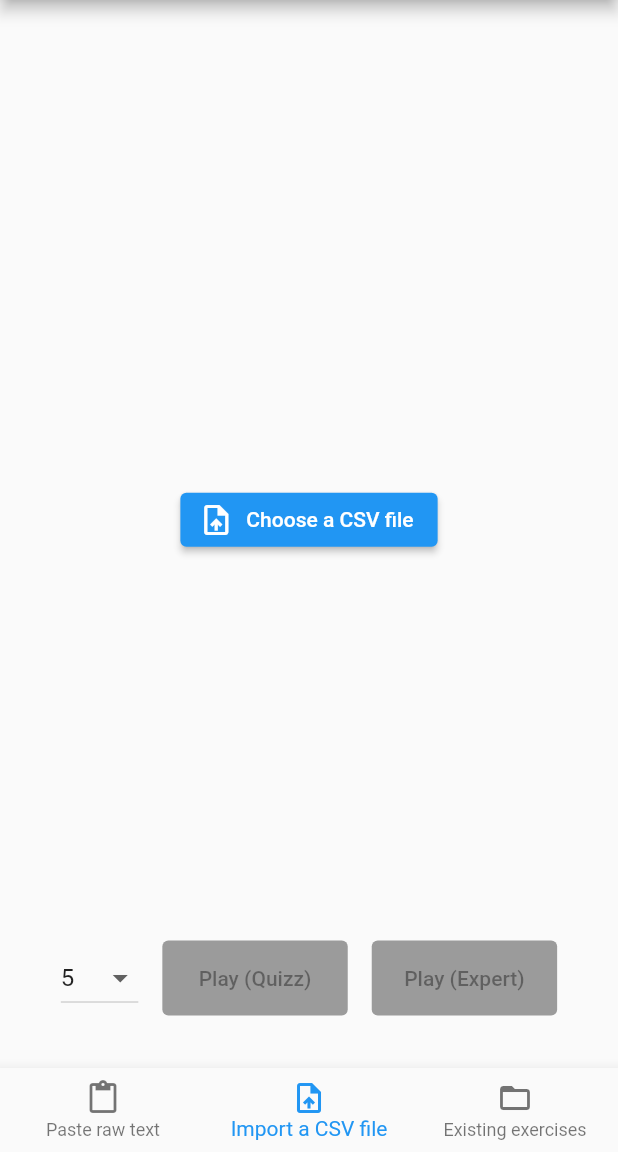
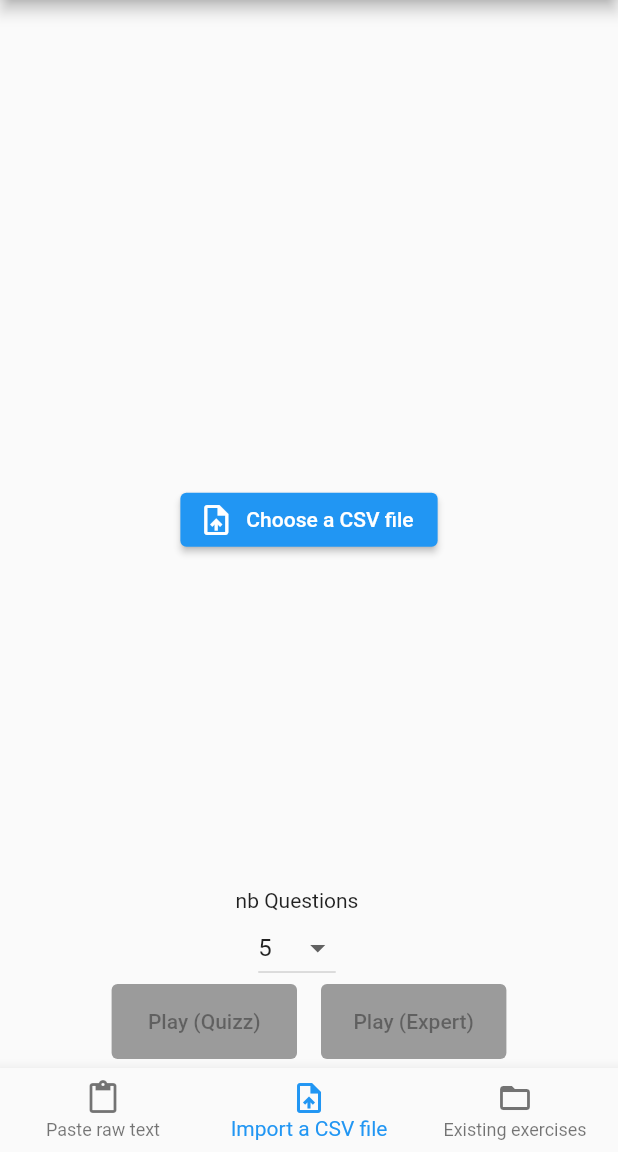
Before and after one commit to redouane59/xgenerator_flutter, a Flutter app: the screen it shows after launch, item 2 of the bottom bar chosen, on a phone screen of 412 x 824 dp, the part 84-1236 px from its top. Run offline on Flutter 3.47's test engine with Material 2 defaults, Android fonts, the phone set to English and light mode, and no system bars; our stand-ins replace file_picker; network calls fail.

Commit message:
appli OK

```diff
--- a/lib/FileInputComponent.dart
+++ b/lib/FileInputComponent.dart
@@ -5,7 +5,7 @@ import 'dart:typed_data';
 import 'package:file_picker/file_picker.dart';
 import 'package:flutter/foundation.dart' show kIsWeb;
 import 'package:flutter/material.dart';
-import 'package:namer_app/PlayButtons.dart';
+import 'package:namer_app/config/ConfigComponent.dart';
 
 class FileInputComponent extends StatefulWidget {
   @override
@@ -85,8 +85,11 @@ class _FileInputComponentState extends State<FileInputComponent> {
           Align(
             alignment: Alignment.bottomCenter,
             child: Container(
-              height: 100.0,
-              child: PlayButtons(csvContent: csvContent),
+              height: 110.0,
+              child: ConfigComponent(
+                csvContent: csvContent,
+                allTypes: new Set(),
+              ),
             ),
           ),
         ],
--- a/lib/PlayButtons.dart
+++ b/lib/config/ConfigComponent.dart
@@ -5,21 +5,78 @@ import 'package:flutter/material.dart';
 import 'package:http/http.dart' as http;
 import 'package:namer_app/utils.dart';
 
+import '../question/QuestionComponent.dart';
+import 'ConfigDropLists.dart';
 import 'PlayButton.dart';
-import 'QuestionComponent.dart';
 
-class PlayButtons extends StatefulWidget {
+class ConfigComponent extends StatefulWidget {
   final String csvContent;
+  final Set<String> allTypes;
 
-  PlayButtons({required this.csvContent});
+  ConfigComponent({required this.csvContent, required this.allTypes});
 
   @override
-  _PlayButtonsState createState() => _PlayButtonsState();
+  _ConfigComponentState createState() => _ConfigComponentState();
 }
 
-class _PlayButtonsState extends State<PlayButtons> {
+class _ConfigComponentState extends State<ConfigComponent> {
   String questionCount = '5';
-  List<String> questionCountOptions = ['5', '10', '20', 'ALL'];
+  String selectedType = 'ALL';
+
+  @override
+  Widget build(BuildContext context) {
+    return Center(
+      child: Column(
+        children: [
+          SizedBox(width: 16.0),
+          ConfigDropLists(
+            allTypes: widget.allTypes,
+            questionCountCallback: updateQuestionCount,
+            typeCallback: updateType,
+          ),
+          SizedBox(width: 16.0),
+          Row(
+            mainAxisAlignment: MainAxisAlignment.center,
+            children: [
+              PlayButton(
+                buttonText: 'Play (Quizz)',
+                isQuizz: true,
+                isEnabled: widget.csvContent.isNotEmpty,
+                onPressed: () {
+                  if (widget.csvContent.isNotEmpty) {
+                    onPlayButtonPressed(context, true);
+                  }
+                },
+              ),
+              SizedBox(width: 16.0),
+              PlayButton(
+                buttonText: 'Play (Expert)',
+                isQuizz: false,
+                isEnabled: widget.csvContent.isNotEmpty,
+                onPressed: () {
+                  if (widget.csvContent.isNotEmpty) {
+                    onPlayButtonPressed(context, false);
+                  }
+                },
+              ),
+            ],
+          ),
+        ],
+      ),
+    );
+  }
+
+  void updateQuestionCount(String newCount) {
+    setState(() {
+      questionCount = newCount;
+    });
+  }
+
+  void updateType(String newType) {
+    setState(() {
+      selectedType = newType;
+    });
+  }
 
   void showErrorDialog(BuildContext context, String errorDetails) {
     print('showErrorDialog');
@@ -53,58 +110,6 @@ class _PlayButtonsState extends State<PlayButtons> {
     );
   }
 
-  @override
-  Widget build(BuildContext context) {
-    bool isCsvEmpty = widget.csvContent.isEmpty;
-
-    return Center(
-      child: Row(
-        mainAxisAlignment: MainAxisAlignment.center,
-        children: [
-          DropdownButton<String>(
-            value: questionCount,
-            onChanged: (String? newValue) {
-              if (newValue != null) {
-                setState(() {
-                  questionCount = newValue;
-                });
-              }
-            },
-            items: questionCountOptions
-                .map<DropdownMenuItem<String>>((String value) {
-              return DropdownMenuItem<String>(
-                value: value,
-                child: Text(value),
-              );
-            }).toList(),
-          ),
-          SizedBox(width: 16.0),
-          PlayButton(
-            buttonText: 'Play (Quizz)',
-            isQuizz: true,
-            isEnabled: widget.csvContent.isNotEmpty,
-            onPressed: () {
-              if (widget.csvContent.isNotEmpty) {
-                onPlayButtonPressed(context, true);
-              }
-            },
-          ),
-          SizedBox(width: 16.0),
-          PlayButton(
-            buttonText: 'Play (Expert)',
-            isQuizz: false,
-            isEnabled: widget.csvContent.isNotEmpty,
-            onPressed: () {
-              if (widget.csvContent.isNotEmpty) {
-                onPlayButtonPressed(context, false);
-              }
-            },
-          ),
-        ],
-      ),
-    );
-  }
-
   List<String> getAllOutputs(String csvContent, String delimiter) {
     final lines = csvContent.split('\n');
     final questionData = lines
@@ -122,10 +127,12 @@ class _PlayButtonsState extends State<PlayButtons> {
     if (kDebugMode) {
       rootUrl = 'http://localhost:8080';
     }
-    Null type = null;
-// &type=$type
     String url =
         '$rootUrl?question_count=$questionCount&delimiter=${Uri.encodeComponent(delimiter)}';
+    // @todo dirty
+    if (selectedType != "ALL") {
+      url += "&type=$selectedType";
+    }
     print('calling URL $url');
 
     try {
--- /dev/null
+++ b/lib/config/ConfigDropLists.dart
@@ -0,0 +1,85 @@
+import 'package:flutter/material.dart';
+
+class ConfigDropLists extends StatefulWidget {
+  final Set<String> allTypes;
+  final Function(String) questionCountCallback;
+  final Function(String) typeCallback;
+
+  ConfigDropLists({
+    required this.allTypes,
+    required this.questionCountCallback,
+    required this.typeCallback,
+  });
+
+  @override
+  _ConfigBar createState() => _ConfigBar();
+}
+
+class _ConfigBar extends State<ConfigDropLists> {
+  String questionCount = '5';
+  String selectedType = 'ALL';
+  List<String> questionCountOptions = ['5', '10', '20', 'ALL'];
+
+  @override
+  Widget build(BuildContext context) {
+    return Center(
+      child: Column(
+        children: [
+          Row(
+            mainAxisAlignment: MainAxisAlignment.center,
+            children: [
+              Column(
+                children: [
+                  Text("nb Questions"),
+                  DropdownButton<String>(
+                    value: questionCount,
+                    onChanged: (String? newValue) {
+                      if (newValue != null) {
+                        setState(() {
+                          questionCount = newValue;
+                          widget.questionCountCallback(questionCount);
+                        });
+                      }
+                    },
+                    items: questionCountOptions
+                        .map<DropdownMenuItem<String>>((String value) {
+                      return DropdownMenuItem<String>(
+                        value: value,
+                        child: Text(value),
+                      );
+                    }).toList(),
+                  ),
+                ],
+              ),
+              SizedBox(width: 16.0),
+              if (widget.allTypes.isNotEmpty)
+                Column(
+                  children: [
+                    Text("Types"),
+                    DropdownButton<String>(
+                      value: selectedType,
+                      onChanged: (String? newValue) {
+                        if (newValue != null) {
+                          setState(() {
+                            selectedType = newValue;
+                            widget.typeCallback(newValue);
+                          });
+                        }
+                      },
+                      items: widget.allTypes
+                          .map<DropdownMenuItem<String>>((String value) {
+                        return DropdownMenuItem<String>(
+                          value: value,
+                          child: Text(value),
+                        );
+                      }).toList(),
+                    ),
+                  ],
+                ),
+            ],
+          ),
+        ],
+      ),
+    );
+  }
+}
--- a/lib/QuestionComponent.dart
+++ b/lib/question/QuestionComponent.dart
@@ -1,8 +1,8 @@
 import 'package:flutter/material.dart';
 
+import '../ResultPage.dart';
 import 'AutocompleteComponent.dart';
 import 'PropositionButton.dart';
-import 'ResultPage.dart';
 
 class QuestionComponent extends StatefulWidget {
   final List<dynamic> questionData;
```
Also changed, not shown: lib/FreeTextComponent.dart (+7 -5 lines), lib/ResultPage.dart (+7 -3 lines), lib/SelectFileList.dart (+11 -8 lines), lib/main.dart (+3 -5 lines), lib/utils.dart (+24 -3 lines), pubspec.yaml (+5 -2 lines), firebase.json (added), lib/config/PlayButton.dart (renamed from lib/PlayButton.dart), lib/question/AutocompleteComponent.dart (renamed from lib/AutocompleteComponent.dart), lib/question/PropositionButton.dart (renamed from lib/PropositionButton.dart), pubspec.lock, 4 other files.
